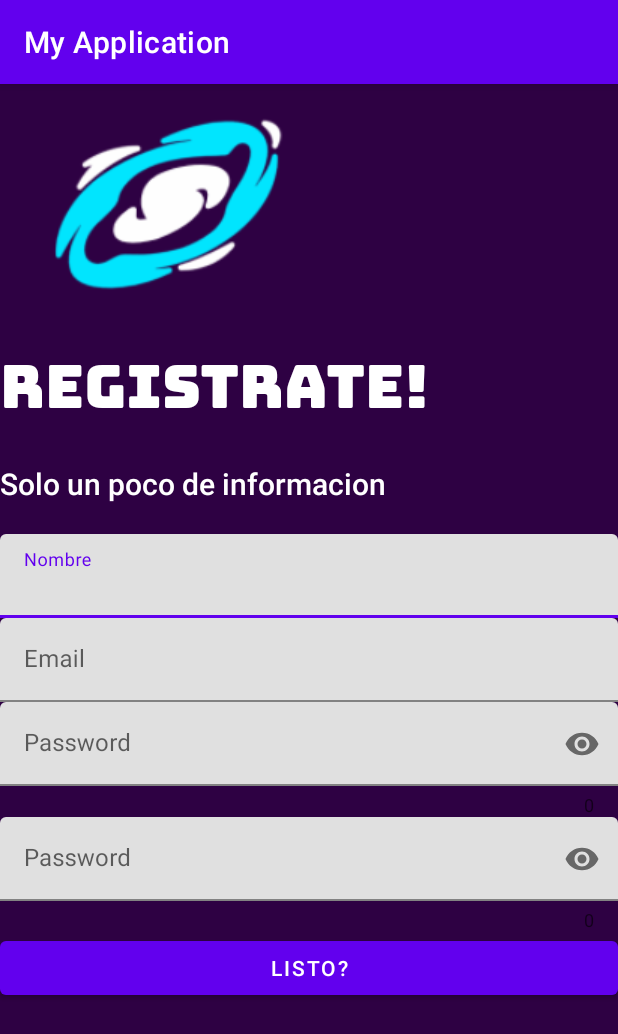
After one commit to Park-In-Space/PKS_ma, an Android app: the Registration screen opened directly, with no data from a screen before it, on a phone screen of 412 x 824 dp. The commit adds this screen. Shown: the top 1034 px of the screen. Run offline under Robolectric (Android 15) with nearby library versions, the phone set to English and light mode, and no system bars.

Commit message:
registration

```diff
--- a/app/src/main/AndroidManifest.xml
+++ b/app/src/main/AndroidManifest.xml
@@ -1,7 +1,6 @@
 <?xml version="1.0" encoding="utf-8"?>
 <manifest xmlns:android="http://schemas.android.com/apk/res/android"
     package="com.example.myapplication">
-
     <!--
          The ACCESS_COARSE/FINE_LOCATION permissions are not required to use
          Google Maps Android API v2, but you must specify either coarse or fine
@@ -16,7 +15,7 @@
         android:roundIcon="@mipmap/ic_launcher_round"
         android:supportsRtl="true"
         android:theme="@style/Theme.MyApplication">
-
+        <activity android:name=".Registration"></activity>
         <!--
              The API key for Google Maps-based APIs is defined as a string resource.
              (See the file "res/values/google_maps_api.xml").
--- a/app/src/main/java/com/example/myapplication/MapsActivity.kt
+++ b/app/src/main/java/com/example/myapplication/MapsActivity.kt
@@ -1,7 +1,12 @@
 package com.example.myapplication
 
+import android.Manifest
+import android.content.pm.PackageManager
 import androidx.appcompat.app.AppCompatActivity
 import android.os.Bundle
+import android.widget.Toast
+import androidx.core.app.ActivityCompat
+import androidx.core.content.ContextCompat
 
 import com.google.android.gms.maps.CameraUpdateFactory
 import com.google.android.gms.maps.GoogleMap
@@ -32,12 +37,58 @@ class MapsActivity : AppCompatActivity(), OnMapReadyCallback {
      * it inside the SupportMapFragment. This method will only be triggered once the user has
      * installed Google Play services and returned to the app.
      */
+
+    private val LOCATION_PERMISSION_REQUEST = 1
+
+
+    private fun getLocationAccess() {
+        if (ContextCompat.checkSelfPermission(this, android.Manifest.permission.ACCESS_FINE_LOCATION) == PackageManager.PERMISSION_GRANTED) {
+            mMap.isMyLocationEnabled = true
+        }
+        else
+            ActivityCompat.requestPermissions(this, arrayOf(android.Manifest.permission.ACCESS_FINE_LOCATION), LOCATION_PERMISSION_REQUEST)
+    }
+
+
+    override fun onRequestPermissionsResult(requestCode: Int, permissions: Array<String>, grantResults: IntArray) {
+        if (requestCode == LOCATION_PERMISSION_REQUEST) {
+            if (grantResults.contains(PackageManager.PERMISSION_GRANTED)) {
+                if (ActivityCompat.checkSelfPermission(
+                        this,
+                        Manifest.permission.ACCESS_FINE_LOCATION
+                    ) != PackageManager.PERMISSION_GRANTED && ActivityCompat.checkSelfPermission(
+                        this,
+                        Manifest.permission.ACCESS_COARSE_LOCATION
+                    ) != PackageManager.PERMISSION_GRANTED
+                ) {
+                    // TODO: Consider calling
+                    //    ActivityCompat#requestPermissions
+                    // here to request the missing permissions, and then overriding
+                    //   public void onRequestPermissionsResult(int requestCode, String[] permissions,
+                    //                                          int[] grantResults)
+                    // to handle the case where the user grants the permission. See the documentation
+                    // for ActivityCompat#requestPermissions for more details.
+                    return
+                }
+                mMap.isMyLocationEnabled = true
+            }
+            else {
+                Toast.makeText(this, "User has not granted location access permission", Toast.LENGTH_LONG).show()
+                finish()
+            }
+        }
+    }
+
     override fun onMapReady(googleMap: GoogleMap) {
         mMap = googleMap
 
         // Add a marker in Sydney and move the camera
-        val sydney = LatLng(-34.0, 151.0)
-        mMap.addMarker(MarkerOptions().position(sydney).title("Marker in Sydney"))
-        mMap.moveCamera(CameraUpdateFactory.newLatLng(sydney))
+        val Museo = LatLng(45.5075 ,-73.5661)
+        getLocationAccess()
+        //val miPosicion =  getLocationAccess()
+        mMap.addMarker(MarkerOptions().position(Museo).title("Parqueadero 1"))
+        //mMap.addMarker(MarkerOptions().position(miPosicion).title("Mi posicion"))
+        //mMap.moveCamera(CameraUpdateFactory.newLatLng(Bogota))
+        //mMap.moveCamera( CameraUpdateFactory.newLatLngZoom(Bogota,20f))
     }
 }
--- /dev/null
+++ b/app/src/main/java/com/example/myapplication/Registration.kt
@@ -0,0 +1,11 @@
+package com.example.myapplication
+
+import androidx.appcompat.app.AppCompatActivity
+import android.os.Bundle
+
+class Registration : AppCompatActivity() {
+    override fun onCreate(savedInstanceState: Bundle?) {
+        super.onCreate(savedInstanceState)
+        setContentView(R.layout.activity_registration)
+    }
+}
--- /dev/null
+++ b/app/src/main/res/layout/activity_registration.xml
@@ -0,0 +1,130 @@
+<?xml version="1.0" encoding="utf-8"?>
+<LinearLayout
+    xmlns:android="http://schemas.android.com/apk/res/android"
+    xmlns:app="http://schemas.android.com/apk/res-auto"
+    xmlns:tools="http://schemas.android.com/tools"
+    android:layout_width="match_parent"
+    android:layout_height="match_parent"
+    android:background="#2e0143"
+    android:orientation="vertical">
+
+
+
+
+    <ImageView
+        android:id="@+id/imageView3"
+        android:layout_width="wrap_content"
+        android:layout_height="wrap_content"
+        app:layout_constraintBottom_toBottomOf="parent"
+        app:layout_constraintEnd_toEndOf="parent"
+        app:layout_constraintStart_toStartOf="parent"
+        app:layout_constraintTop_toTopOf="parent"
+        app:layout_constraintVertical_bias="0.127"
+        app:srcCompat="@drawable/logo" />
+
+    <TextView
+        android:layout_width="match_parent"
+        android:layout_height="wrap_content"
+        android:fontFamily="@font/bungee_regular"
+        android:text="Registrate!"
+        android:textColor="@color/white"
+        android:textSize="40dp">
+
+    </TextView>
+
+    <TextView
+        android:layout_width="match_parent"
+        android:layout_height="wrap_content"
+        android:fontFamily="sans-serif-medium"
+        android:text="Solo un poco de informacion"
+        android:textColor="@color/white"
+        android:textSize="20dp">
+
+    </TextView>
+
+    <LinearLayout
+        android:layout_width="match_parent"
+        android:layout_height="wrap_content"
+        android:orientation="vertical"
+        android:layout_marginTop="20dp"
+        android:layout_marginBottom="20dp">
+        <com.google.android.material.textfield.TextInputLayout
+            android:id="@+id/userName"
+            android:layout_width="match_parent"
+            android:layout_height="wrap_content"
+            style="@style/Widget.MaterialComponents.TextInputLayout.FilledBox"
+            android:hint="Nombre">
+            <com.google.android.material.textfield.TextInputEditText
+                android:layout_width="match_parent"
+                android:layout_height="wrap_content"
+                android:inputType="text">
+
+            </com.google.android.material.textfield.TextInputEditText>
+        </com.google.android.material.textfield.TextInputLayout>
+
+        <com.google.android.material.textfield.TextInputLayout
+            android:id="@+id/userEmail"
+            android:layout_width="match_parent"
+            android:layout_height="wrap_content"
+            style="@style/Widget.MaterialComponents.TextInputLayout.FilledBox"
+            android:hint="Email">
+            <com.google.android.material.textfield.TextInputEditText
+                android:layout_width="match_parent"
+                android:layout_height="wrap_content"
+                android:inputType="text">
+
+            </com.google.android.material.textfield.TextInputEditText>
+        </com.google.android.material.textfield.TextInputLayout>
+
+        <com.google.android.material.textfield.TextInputLayout
+            android:id="@+id/userPassword"
+            android:layout_width="match_parent"
+            android:layout_height="wrap_content"
+            style="@style/Widget.MaterialComponents.TextInputLayout.FilledBox"
+            android:hint="Password"
+            app:counterEnabled="true"
+            app:passwordToggleEnabled="true">
+            <com.google.android.material.textfield.TextInputEditText
+                android:layout_width="match_parent"
+                android:layout_height="wrap_content"
+                android:inputType="textPassword">
+
+            </com.google.android.material.textfield.TextInputEditText>
+        </com.google.android.material.textfield.TextInputLayout>
+
+        <com.google.android.material.textfield.TextInputLayout
+            android:id="@+id/userPhone"
+            android:layout_width="match_parent"
+            android:layout_height="wrap_content"
+            style="@style/Widget.MaterialComponents.TextInputLayout.FilledBox"
+            android:hint="Password"
+            app:counterEnabled="true"
+            app:passwordToggleEnabled="true">
+            <com.google.android.material.textfield.TextInputEditText
+                android:layout_width="match_parent"
+                android:layout_height="wrap_content"
+                android:inputType="textPassword">
+
+            </com.google.android.material.textfield.TextInputEditText>
+        </com.google.android.material.textfield.TextInputLayout>
+
+
+        <Button
+            android:layout_width="match_parent"
+            android:layout_height="wrap_content"
+            android:textColor="@color/white"
+            android:text="LISTO?">
+
+
+
+        </Button>
+
+
+
+
+
+
+
+    </LinearLayout>
+
+</LinearLayout>
```
Also changed, not shown: app/src/main/res/drawable/complete_logo.png (added), app/src/main/res/drawable/logo.png (added), app/src/main/res/font/alegreya_sc.ttf (added), app/src/main/res/font/bungee_regular.ttf (added).
